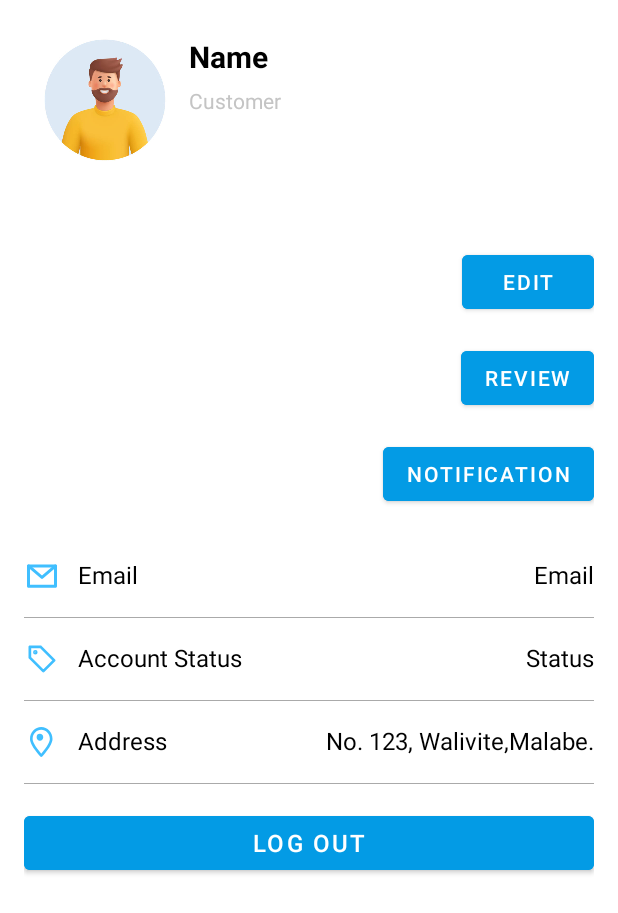
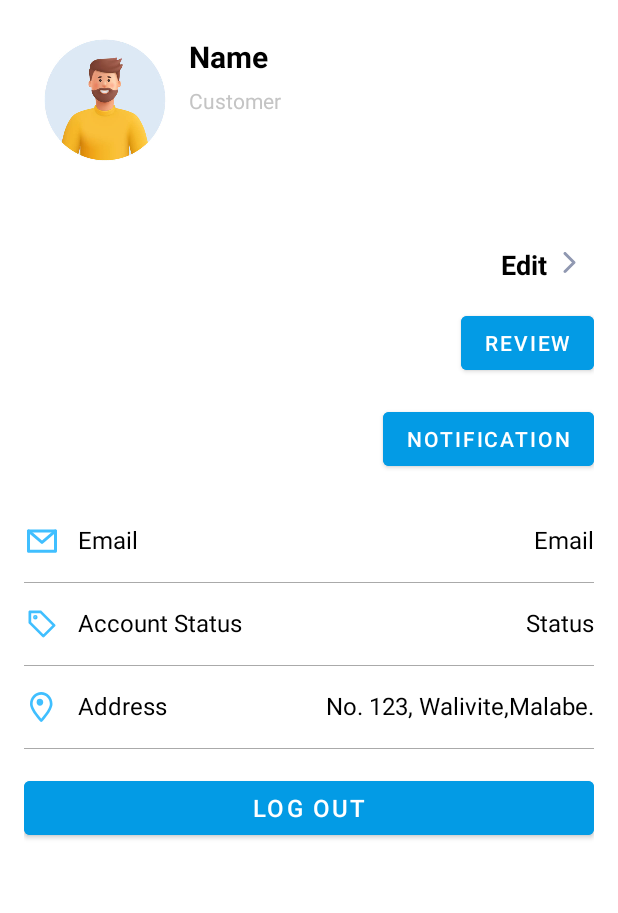
Before and after one commit to IT21168390/E-commerce_Customers-_Android_App-EAD_Assessment, an Android app: the layout fragment_profile_view.xml on its own in the app's theme, with its tools: preview values and no code run, on a phone screen of 412 x 824 dp. Shown: the top 913 px of the screen. Run offline under Robolectric (Android 15) with nearby library versions, the phone set to English and light mode, and no system bars.

```diff
--- /dev/null
+++ b/app/src/main/res/drawable/notification_badge_bg.xml
@@ -0,0 +1,4 @@
+<shape xmlns:android="http://schemas.android.com/apk/res/android">
+    <solid android:color="@android:color/holo_red_dark" />
+    <corners android:radius="8dp" />
+</shape>
--- a/app/src/main/res/layout/fragment_profile_view.xml
+++ b/app/src/main/res/layout/fragment_profile_view.xml
@@ -49,17 +49,42 @@
             android:textSize="14sp" />
     </RelativeLayout>
 
-    <!-- Edit Button -->
-    <Button
-        android:id="@+id/btnEdit"
+    <ProgressBar
+        android:id="@+id/progressBar"
         android:layout_width="wrap_content"
         android:layout_height="wrap_content"
-        android:text="Edit"
-        android:textColor="@color/white"
-        android:backgroundTint="@color/light_blue_600"
-        android:layout_gravity="end"
-        android:layout_marginBottom="16dp" />
+        android:layout_gravity="center"
+        android:visibility="gone" /> <!-- Initially hidden -->
 
+
+    <!-- Edit Button on the Right Side -->
+    <RelativeLayout
+        android:id="@+id/editSection"
+        android:layout_width="match_parent"
+        android:layout_height="wrap_content"
+        android:layout_marginBottom="16dp">
+
+        <TextView
+            android:id="@+id/profile_title"
+            android:layout_width="wrap_content"
+            android:layout_height="wrap_content"
+            android:text="Edit"
+            android:textSize="18sp"
+            android:textStyle="bold"
+            android:textColor="@color/black"
+            android:layout_alignParentEnd="true"
+            android:layout_centerVertical="true"
+            android:layout_marginEnd="31dp" />
+
+        <ImageView
+            android:id="@+id/btnEdit"
+            android:layout_width="24dp"
+            android:layout_height="24dp"
+            android:src="@drawable/ic_arrow_right"
+            android:layout_alignParentEnd="true"
+            android:layout_centerVertical="true"
+            android:layout_marginEnd="3dp" />
+    </RelativeLayout>
 
     <Button
         android:id="@+id/btnReview"
@@ -80,7 +105,6 @@
         android:backgroundTint="@color/light_blue_600"
         android:layout_gravity="end"
         android:layout_marginBottom="16dp" />
-
     <!-- Profile Details -->
     <LinearLayout
         android:layout_width="match_parent"
```
Also changed, not shown: app/src/main/java/com/example/e_commercecustomers_ead/MainActivity.java (+51 -19 lines), app/src/main/java/com/example/e_commercecustomers_ead/fragments/ProfileViewFragment.java (+17 -29 lines), app/src/main/res/drawable/ic_notification.xml (added, +14 -0 lines), app/src/main/res/layout/activity_main.xml (+24 -19 lines), app/src/main/res/layout/notification_badge.xml (added, +23 -0 lines).
